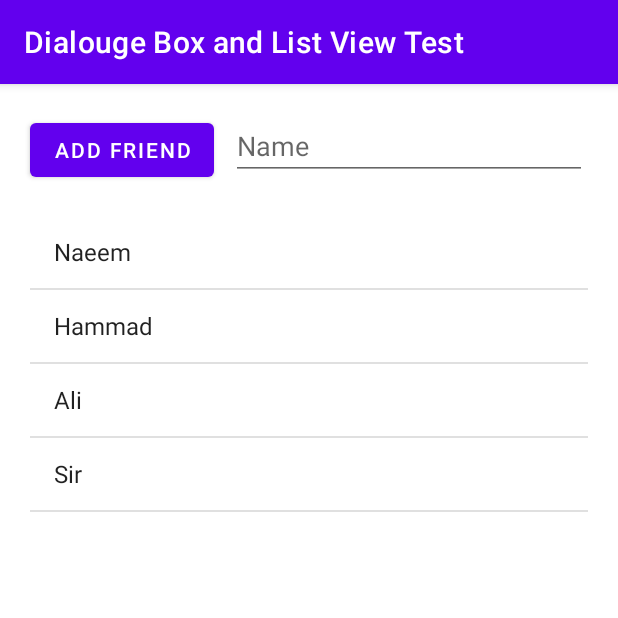
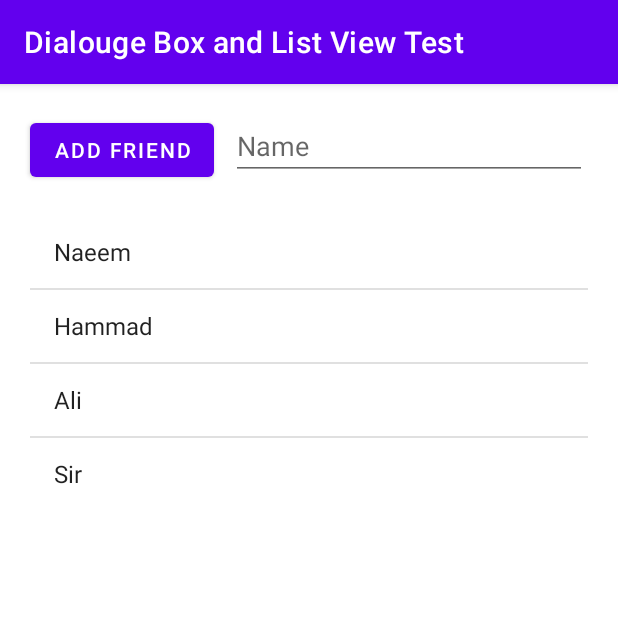
Before and after one commit to imnaeem/DialougeBoxandListViewTest, an Android app: the screen it shows after launch (MainActivity), on a phone screen of 412 x 824 dp, the top half of it. Run offline under Robolectric (Android 15) with nearby library versions, the phone set to English and light mode, and no system bars.

```diff
--- /dev/null
+++ b/app/src/main/res/drawable/ic_baseline_delete_forever_24.xml
@@ -0,0 +1,13 @@
+<?xml version="1.0" encoding="utf-8"?>
+<selector xmlns:android="http://schemas.android.com/apk/res/android">
+    <vector xmlns:android="http://schemas.android.com/apk/res/android"
+        android:width="24dp"
+        android:height="24dp"
+        android:viewportWidth="24"
+        android:viewportHeight="24"
+        android:tint="?attr/colorControlNormal">
+        <path
+            android:fillColor="@android:color/white"
+            android:pathData="M6,19c0,1.1 0.9,2 2,2h8c1.1,0 2,-0.9 2,-2L18,7L6,7v12zM8.46,11.88l1.41,-1.41L12,12.59l2.12,-2.12 1.41,1.41L13.41,14l2.12,2.12 -1.41,1.41L12,15.41l-2.12,2.12 -1.41,-1.41L10.59,14l-2.13,-2.12zM15.5,4l-1,-1h-5l-1,1L5,4v2h14L19,4z"/>
+    </vector>
+</selector>
--- a/app/src/main/res/layout/activity_main.xml
+++ b/app/src/main/res/layout/activity_main.xml
@@ -9,7 +9,7 @@
     <ListView
         android:id="@+id/myList"
         android:layout_width="0dp"
-        android:layout_height="354dp"
+        android:layout_height="wrap_content"
         android:layout_margin="20dp"
         android:layout_marginStart="1dp"
         android:layout_marginEnd="1dp"
```
Also changed, not shown: app/src/main/java/com/example/dialougeboxandlistviewtest/MainActivity.java (+29 -0 lines).
